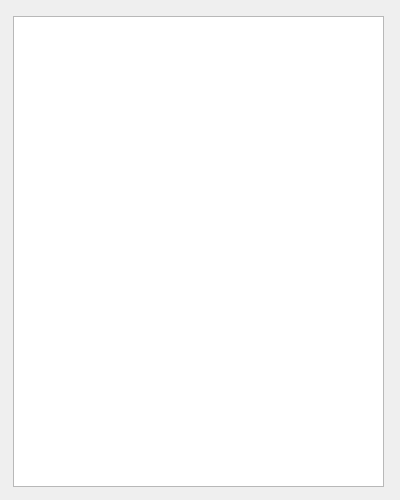
Before: the Qt Designer form content_window.ui in Ostrolistova2/Learning, drawn with Qt 5.
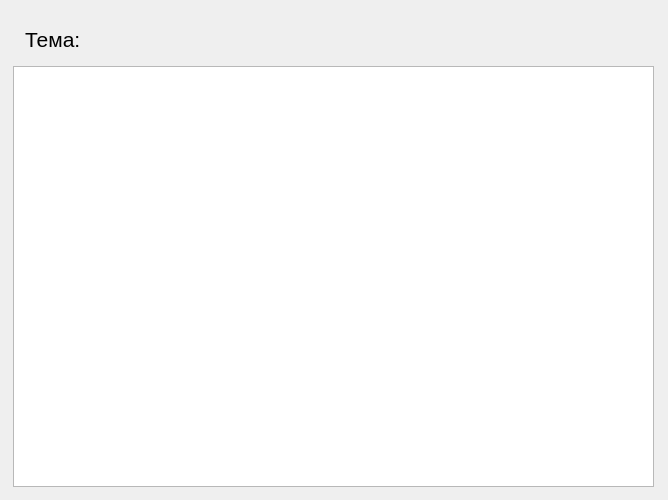
After: the same form once the commit is applied.

Commit message: window_content

Diff of the .ui file:
```diff
--- a/content_window.ui
+++ b/content_window.ui
@@ -6,7 +6,7 @@
    <rect>
     <x>0</x>
     <y>0</y>
-    <width>400</width>
+    <width>668</width>
     <height>500</height>
    </rect>
   </property>
@@ -17,12 +17,42 @@
    <property name="geometry">
     <rect>
      <x>13</x>
-     <y>16</y>
-     <width>371</width>
-     <height>471</height>
+     <y>66</y>
+     <width>641</width>
+     <height>421</height>
     </rect>
    </property>
   </widget>
+  <widget class="QLabel" name="label_cont">
+   <property name="geometry">
+    <rect>
+     <x>25</x>
+     <y>19</y>
+     <width>611</width>
+     <height>41</height>
+    </rect>
+   </property>
+   <property name="minimumSize">
+    <size>
+     <width>0</width>
+     <height>0</height>
+    </size>
+   </property>
+   <property name="font">
+    <font>
+     <pointsize>16</pointsize>
+    </font>
+   </property>
+   <property name="lineWidth">
+    <number>1</number>
+   </property>
+   <property name="midLineWidth">
+    <number>0</number>
+   </property>
+   <property name="text">
+    <string>Тема:</string>
+   </property>
+  </widget>
  </widget>
  <resources/>
  <connections/>
```
The commit also changes 2 other files.
